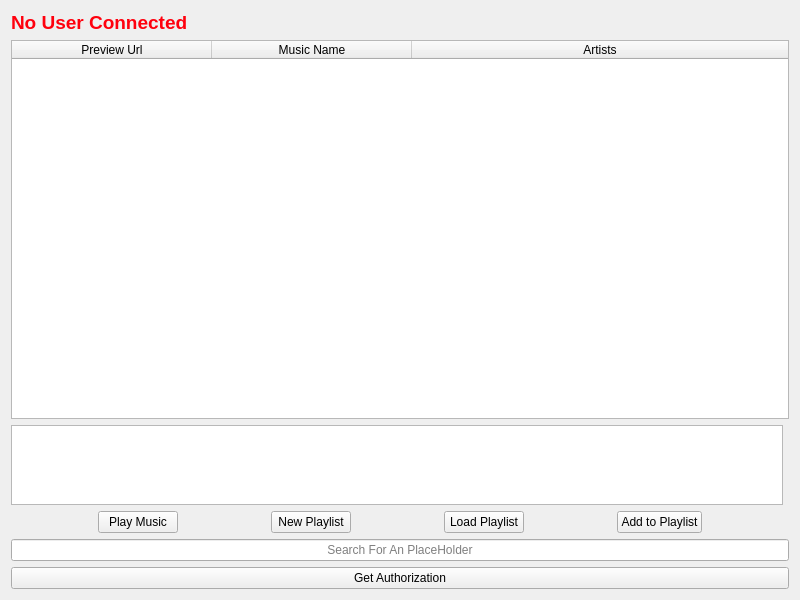
Old version of the form spotifyplaylistplayer.ui in the repository y9luiz/SpotifyPlaylistPlayer.
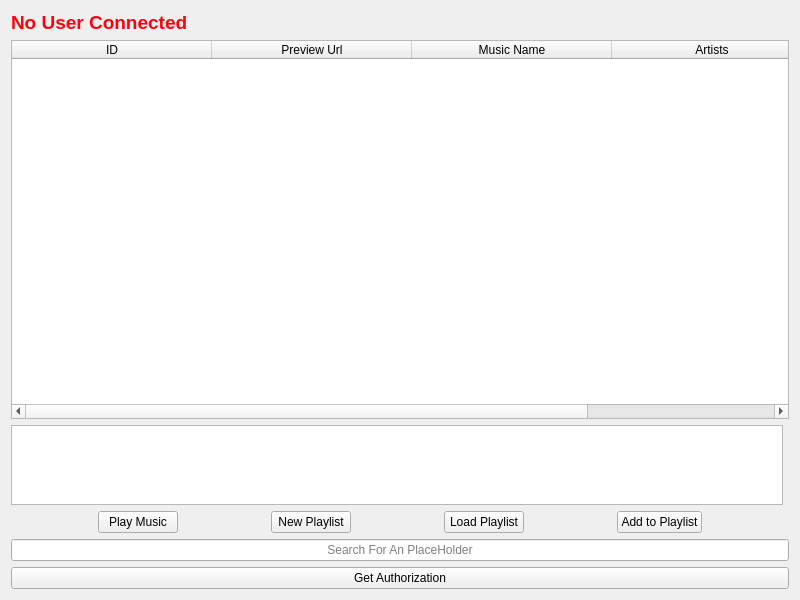
New version of the form.

Commit message: added  musicID to the widget

What changed in the file:
```diff
--- a/spotifyplaylistplayer.ui
+++ b/spotifyplaylistplayer.ui
@@ -160,6 +160,11 @@
        <attribute name="verticalHeaderVisible">
         <bool>false</bool>
        </attribute>
+       <column>
+        <property name="text">
+         <string>ID</string>
+        </property>
+       </column>
        <column>
         <property name="text">
          <string>Preview Url</string>
```
Left out of the diff: 2 changed lines with no effect on the pictures.
